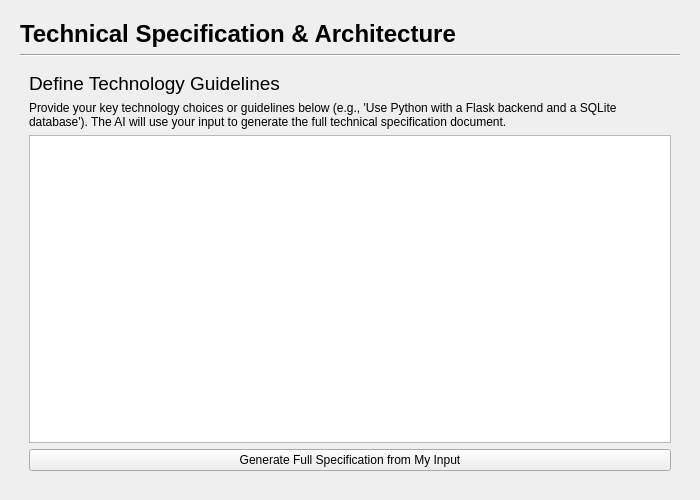
The window that gui/tech_spec_page.ui (mariolewis/asdf_factory) describes before a commit, drawn with Qt 5.
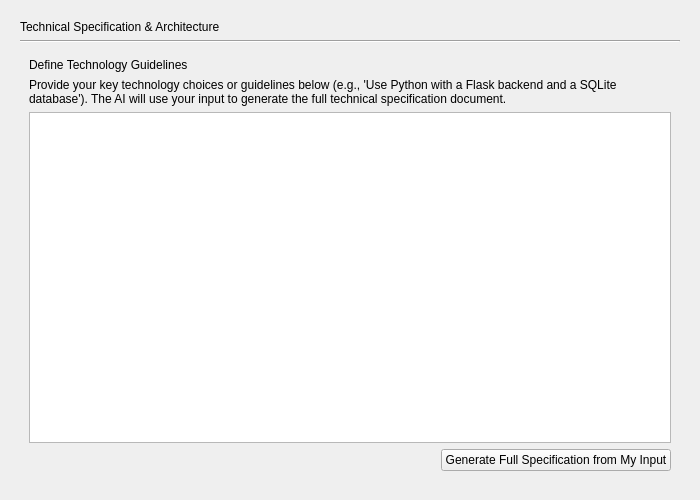
The same window after the commit. The open tabs and pages were chosen to show the change.

```diff
--- a/gui/tech_spec_page.ui
+++ b/gui/tech_spec_page.ui
@@ -31,9 +31,6 @@
      <property name="text">
       <string>Technical Specification &amp; Architecture</string>
      </property>
-     <property name="styleSheet">
-      <string notr="true">font-size: 18pt; font-weight: bold;</string>
-     </property>
     </widget>
    </item>
    <item>
@@ -130,9 +127,6 @@
          <property name="text">
           <string>Define Technology Guidelines</string>
          </property>
-         <property name="styleSheet">
-          <string notr="true">font-size: 14pt;</string>
-         </property>
         </widget>
        </item>
        <item>
@@ -149,6 +143,21 @@
         <widget class="QPlainTextEdit" name="pmGuidelinesTextEdit"/>
        </item>
        <item>
+        <layout class="QHBoxLayout" name="horizontalLayout_3">
+         <item>
+          <spacer name="horizontalSpacer_3">
+           <property name="orientation">
+            <enum>Qt::Horizontal</enum>
+           </property>
+           <property name="sizeHint" stdset="0">
+            <size>
+             <width>40</width>
+             <height>20</height>
+            </size>
+           </property>
+          </spacer>
+         </item>
+         <item>
         <widget class="QPushButton" name="generateFromGuidelinesButton">
          <property name="text">
           <string>Generate Full Specification from My Input</string>
@@ -156,6 +165,8 @@
         </widget>
        </item>
       </layout>
+       </item>
+      </layout>
      </widget>
      <widget class="QWidget" name="reviewPage">
       <layout class="QVBoxLayout" name="verticalLayout_3">
```
Left out of the diff: 16 changed lines with no effect on the pictures. Lines whose indentation alone changed are shown as unchanged.
